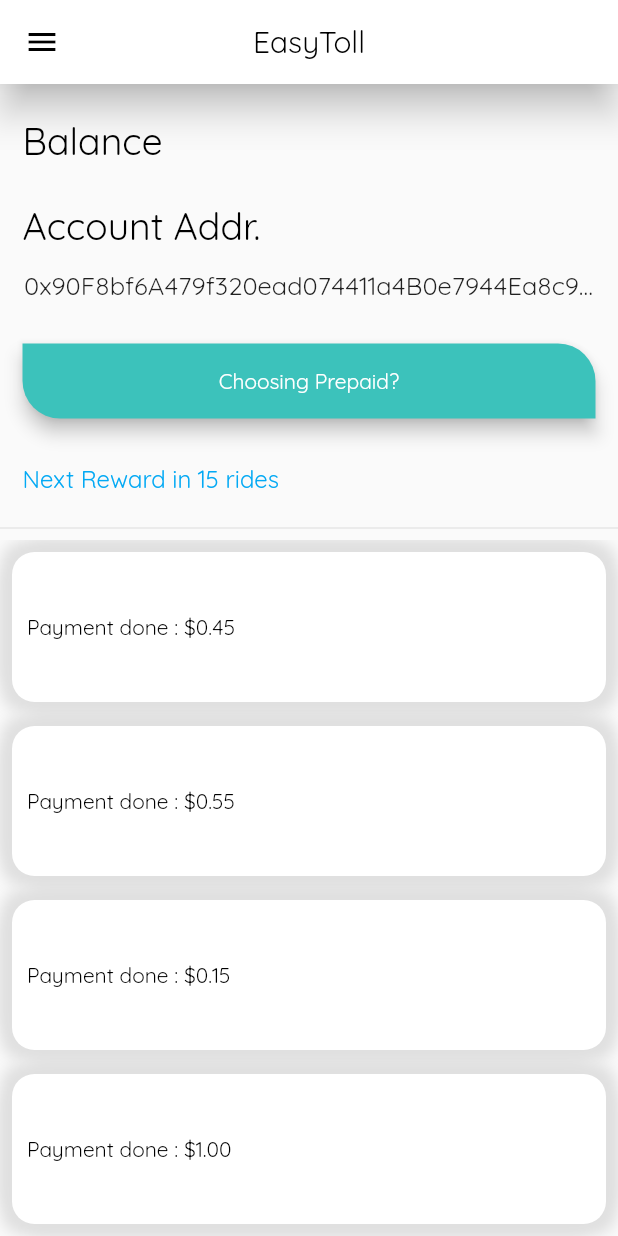
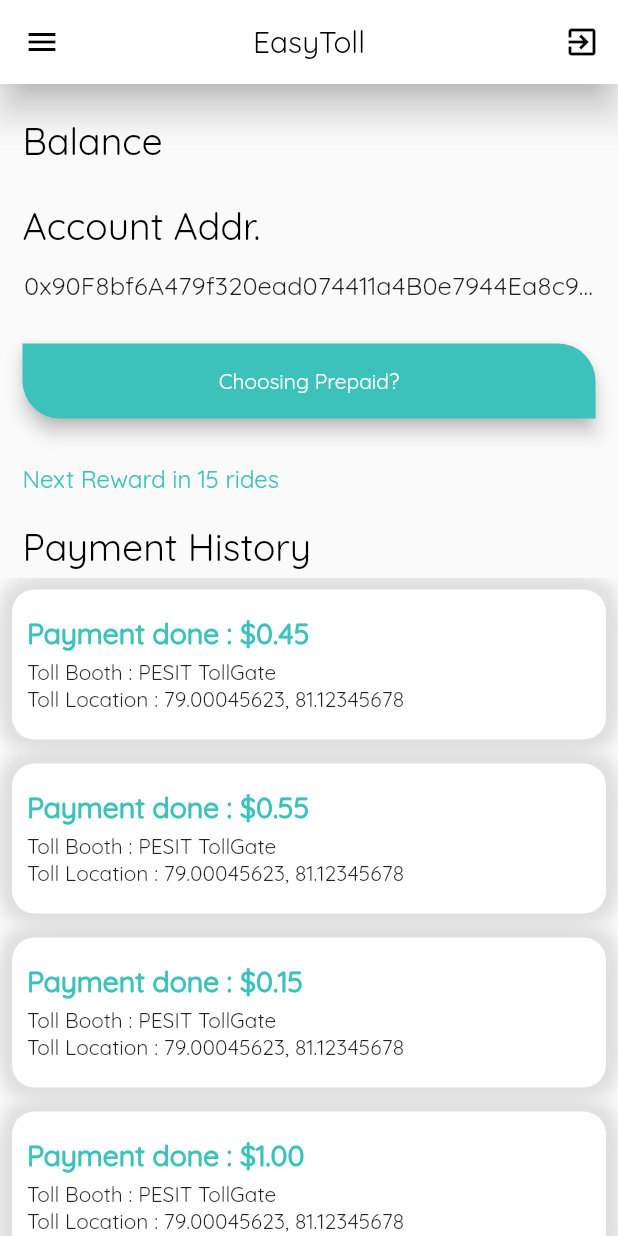
Before and after one commit to avinash-rath/EasyToll_mobile, a Flutter app: the HomePage screen opened directly, on a phone screen of 412 x 824 dp. Run offline on Flutter 3.47's test engine with Material 2 defaults, Android fonts, the phone set to English and light mode, and no system bars; our stand-ins replace flare_flutter, google_maps_flutter; missing offline and left inert: flare_dart, rx_ble; network calls fail.

Commit message:
first dummy app

```diff
--- a/lib/screens/home_page.dart
+++ b/lib/screens/home_page.dart
@@ -1,6 +1,8 @@
 import 'dart:convert';
 
+import 'package:easy_toll/screens/login.dart';
 import 'package:easy_toll/screens/payments.dart';
+import 'package:easy_toll/screens/prepaid.dart';
 import 'package:easy_toll/utils/config.dart';
 import 'package:easy_toll/utils/styles.dart';
 import 'package:flutter/cupertino.dart';
@@ -66,6 +68,16 @@ class _HomePageState extends State<HomePage> {
   Widget build(BuildContext context) {
     return Scaffold(
       appBar: AppBar(
+        actions: <Widget>[IconButton(
+          icon: Icon(Icons.exit_to_app, color: Colors.black,),
+          onPressed: () {
+            Navigator.of(context).pushReplacement(
+              CupertinoPageRoute(
+                builder: (BuildContext context) => LoginPage()
+              )
+            );
+          },
+        )],
         backgroundColor: Colors.white,
         elevation: 10.0,
         centerTitle: true,
@@ -167,7 +179,11 @@ class _HomePageState extends State<HomePage> {
                 ),
               ),
               onPressed: () {
-                // TODO: ADD Maps and Pre-paid Payments Page..
+                Navigator.of(context).push(
+                  CupertinoPageRoute(
+                    builder: (BuildContext context) => PrePaid(),
+                  ),
+                );
               },
               child: Text(
                 'Choosing Prepaid?',
@@ -179,10 +195,16 @@ class _HomePageState extends State<HomePage> {
             padding: EdgeInsets.all(15.0),
             child: Text(
               'Next Reward in $noOfRidesUntilReward rides',
-              style: TextStyle(color: Colors.lightBlue, fontSize: 16.0),
+              style: TextStyle(color: Color(0xFF3cc2bb), fontSize: 16.0),
             ),
           ),
-          Divider(),
+          Padding(
+            padding: EdgeInsets.only(top: 5.0, left: 15.0,bottom: 5),
+            child: Text(
+              'Payment History',
+              style: TextStyle(fontSize: 25.0, color: Colors.black),
+            ),
+          ),
           Expanded(
             child: ListView.builder(
               itemCount: list.length ?? 5,
@@ -204,11 +226,16 @@ class _HomePageState extends State<HomePage> {
                       children: <Widget>[
                         Column(
                           mainAxisSize: MainAxisSize.min,
+                          crossAxisAlignment: CrossAxisAlignment.start,
                           children: <Widget>[
                             Text(
                               'Payment done : ${list[count].paymentAmount}',
-                              style: TextStyle(color: Colors.black),
-                            )
+                              style: TextStyle(color: Color(0xFF3cc2bb), fontSize: 19.0,
+                              fontWeight: FontWeight.bold),
+                            ),
+                            SizedBox(height: 5.0,),
+                            Text('Toll Booth : ${list[count].tollName}'),
+                            Text('Toll Location : ${list[count].paymentLocation}')
                           ],
                         )
                       ],
--- a/lib/utils/config.dart
+++ b/lib/utils/config.dart
@@ -1,12 +1,17 @@
 String tollName = 'pes';
 String account = "0x90F8bf6A479f320ead074411a4B0e7944Ea8c9C1";
 String amount = "10";
-String tollPayUrl = 'http://192.168.137.128:3000/payToll?t=${tollName}&account=$account&amt=$amount';
-
-String getBalanceUrl = 'http://192.168.137.128:3000/viewBalance?balance=$account';
+String multipleAmount = "20";
+String tollPayUrl =
+    'http://192.168.137.128:3000/payToll?t=${tollName}&account=$account&amt=$amount';
+String tollPayMultiple =
+    'http://192.168.137.128:3000/payToll?t=${tollName}&account=$account&amt=$multipleAmount';
+String getBalanceUrl =
+    'http://192.168.137.128:3000/viewBalance?balance=$account';
 
 String falsePay = 'http://192.168.137.128:3000/falsePay?account=$account';
 
-String getPayStatus = 'http://192.168.137.128:3000/getPayStatus?account=$account';
+String getPayStatus =
+    'http://192.168.137.128:3000/getPayStatus?account=$account';
 
 // String setReward = 'http://192.168.137.128:3000/setReward?account=$account';
--- a/pubspec.yaml
+++ b/pubspec.yaml
@@ -22,6 +22,7 @@ dependencies:
   rx_ble:
   flare_flutter:
   http:
+  google_maps_flutter:
 
   # The following adds the Cupertino Icons font to your application.
   # Use with the CupertinoIcons class for iOS style icons.
```
Also changed, not shown: lib/screens/ble_demo.dart (+21 -16 lines), lib/screens/prepaid.dart (added, +156 -0 lines), pubspec.lock, 1 other file.
